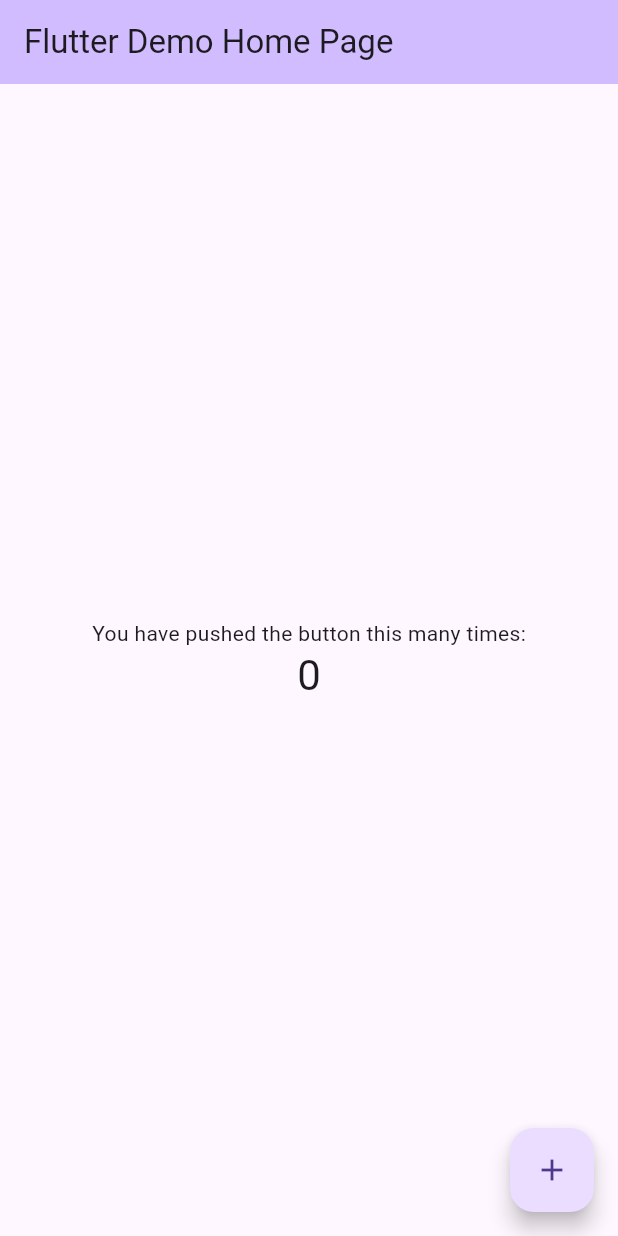
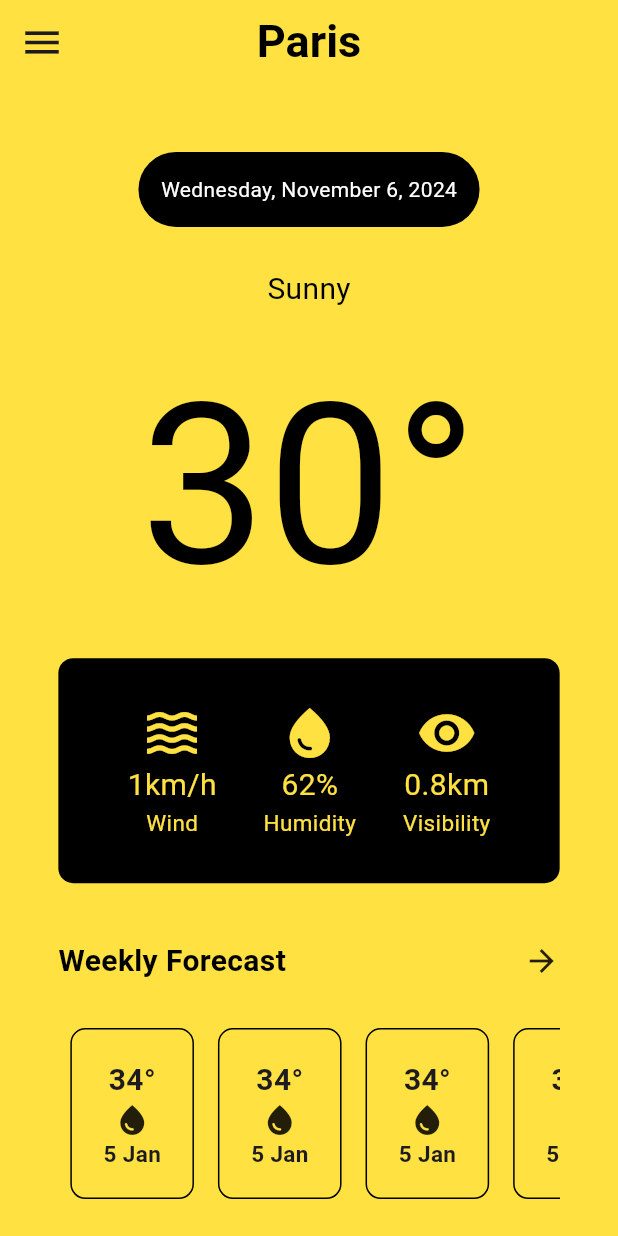
Before and after one commit to AayushPandeyy/weather_app_flutter, a Flutter app: the screen it shows after launch, on a phone screen of 412 x 824 dp. Run offline on Flutter 3.47's test engine with Material 3 defaults, Android fonts, the phone set to English and light mode, and no system bars.

Commit message:
Home Page UI created

```diff
--- /dev/null
+++ b/lib/constants/ColorsToUse.dart
@@ -0,0 +1,5 @@
+import 'package:flutter/material.dart';
+
+class ColorsToUse {
+  Color primaryYellow = const Color(0xffffe142);
+}
--- a/lib/main.dart
+++ b/lib/main.dart
@@ -1,4 +1,5 @@
 import 'package:flutter/material.dart';
+import 'package:weather_app_flutter/pages/HomePage.dart';
 
 void main() {
   runApp(const MyApp());
@@ -15,95 +16,8 @@ class MyApp extends StatelessWidget {
       theme: ThemeData(
         useMaterial3: true,
       ),
-      home: const MyHomePage(title: 'Flutter Demo Home Page'),
+      home: const HomePage(),
+      debugShowCheckedModeBanner: false,
     );
   }
 }
-
-class MyHomePage extends StatefulWidget {
-  const MyHomePage({super.key, required this.title});
-
-  // This widget is the home page of your application. It is stateful, meaning
-  // that it has a State object (defined below) that contains fields that affect
-  // how it looks.
-
-  // This class is the configuration for the state. It holds the values (in this
-  // case the title) provided by the parent (in this case the App widget) and
-  // used by the build method of the State. Fields in a Widget subclass are
-  // always marked "final".
-
-  final String title;
-
-  @override
-  State<MyHomePage> createState() => _MyHomePageState();
-}
-
-class _MyHomePageState extends State<MyHomePage> {
-  int _counter = 0;
-
-  void _incrementCounter() {
-    setState(() {
-      // This call to setState tells the Flutter framework that something has
-      // changed in this State, which causes it to rerun the build method below
-      // so that the display can reflect the updated values. If we changed
-      // _counter without calling setState(), then the build method would not be
-      // called again, and so nothing would appear to happen.
-      _counter++;
-    });
-  }
-
-  @override
-  Widget build(BuildContext context) {
-    // This method is rerun every time setState is called, for instance as done
-    // by the _incrementCounter method above.
-    //
-    // The Flutter framework has been optimized to make rerunning build methods
-    // fast, so that you can just rebuild anything that needs updating rather
-    // than having to individually change instances of widgets.
-    return Scaffold(
-      appBar: AppBar(
-        // TRY THIS: Try changing the color here to a specific color (to
-        // Colors.amber, perhaps?) and trigger a hot reload to see the AppBar
-        // change color while the other colors stay the same.
-        backgroundColor: Theme.of(context).colorScheme.inversePrimary,
-        // Here we take the value from the MyHomePage object that was created by
-        // the App.build method, and use it to set our appbar title.
-        title: Text(widget.title),
-      ),
-      body: Center(
-        // Center is a layout widget. It takes a single child and positions it
-        // in the middle of the parent.
-        child: Column(
-          // Column is also a layout widget. It takes a list of children and
-          // arranges them vertically. By default, it sizes itself to fit its
-          // children horizontally, and tries to be as tall as its parent.
-          //
-          // Column has various properties to control how it sizes itself and
-          // how it positions its children. Here we use mainAxisAlignment to
-          // center the children vertically; the main axis here is the vertical
-          // axis because Columns are vertical (the cross axis would be
-          // horizontal).
-          //
-          // TRY THIS: Invoke "debug painting" (choose the "Toggle Debug Paint"
-          // action in the IDE, or press "p" in the console), to see the
-          // wireframe for each widget.
-          mainAxisAlignment: MainAxisAlignment.center,
-          children: <Widget>[
-            const Text(
-              'You have pushed the button this many times:',
-            ),
-            Text(
-              '$_counter',
-              style: Theme.of(context).textTheme.headlineMedium,
-            ),
-          ],
-        ),
-      ),
-      floatingActionButton: FloatingActionButton(
-        onPressed: _incrementCounter,
-        tooltip: 'Increment',
-        child: const Icon(Icons.add),
-      ), // This trailing comma makes auto-formatting nicer for build methods.
-    );
-  }
-}
--- /dev/null
+++ b/lib/pages/HomePage.dart
@@ -0,0 +1,227 @@
+import 'package:flutter/material.dart';
+import 'package:intl/intl.dart';
+import 'package:weather_app_flutter/constants/ColorsToUse.dart';
+
+class HomePage extends StatefulWidget {
+  const HomePage({super.key});
+
+  @override
+  State<HomePage> createState() => _HomePageState();
+}
+
+class _HomePageState extends State<HomePage> {
+  @override
+  Widget build(BuildContext context) {
+    return SafeArea(
+      child: Scaffold(
+        backgroundColor: ColorsToUse().primaryYellow,
+        appBar: AppBar(
+          backgroundColor: Colors.transparent,
+          title: const Text(
+            "Paris",
+            style: TextStyle(
+                color: Colors.black, fontSize: 30, fontWeight: FontWeight.bold),
+          ),
+          centerTitle: true,
+          leading: IconButton(
+              onPressed: () {},
+              icon: const Icon(
+                Icons.menu,
+                size: 30,
+              )),
+        ),
+        body: Center(
+          child: SizedBox(
+            height: double.infinity,
+            width: MediaQuery.sizeOf(context).width * 0.85,
+            child: Padding(
+              padding: const EdgeInsets.all(8.0),
+              child: Column(
+                crossAxisAlignment: CrossAxisAlignment.start,
+                mainAxisAlignment: MainAxisAlignment.spaceEvenly,
+                children: [
+                  const SizedBox(
+                    height: 20,
+                  ),
+                  Center(
+                    child: Container(
+                      // height: 30,
+                      // width: MediaQuery.sizeOf(context).width * 0.4,
+                      decoration: BoxDecoration(
+                          color: Colors.black,
+                          borderRadius: BorderRadius.circular(50)),
+                      child: Padding(
+                        padding: const EdgeInsets.all(15.0),
+                        child: IntrinsicWidth(
+                          child: Center(
+                            child: Text(
+                              DateFormat.yMMMMEEEEd().format(DateTime.now()),
+                              style: const TextStyle(color: Colors.white),
+                            ),
+                          ),
+                        ),
+                      ),
+                    ),
+                  ),
+                  const SizedBox(
+                    height: 10,
+                  ),
+                  const Center(
+                    child: Text(
+                      "Sunny",
+                      style: TextStyle(color: Colors.black, fontSize: 20),
+                    ),
+                  ),
+                  const Center(
+                    child: Text(
+                      "30\u00B0",
+                      style: TextStyle(color: Colors.black, fontSize: 150),
+                    ),
+                  ),
+                  WindDetails(context),
+                  const SizedBox(
+                    height: 20,
+                  ),
+                  const Row(
+                    children: [
+                      Text("Weekly Forecast",
+                          style: TextStyle(
+                              color: Colors.black,
+                              fontSize: 20,
+                              fontWeight: FontWeight.bold)),
+                      Spacer(),
+                      Icon(Icons.arrow_forward)
+                    ],
+                  ),
+                  const SizedBox(
+                    height: 5,
+                  ),
+                  SizedBox(
+                    height: 130,
+                    child: ListView(
+                      scrollDirection: Axis.horizontal,
+                      children: [
+                        DailyForecastTile(34, "5 Jan", context),
+                        DailyForecastTile(34, "5 Jan", context),
+                        DailyForecastTile(34, "5 Jan", context),
+                        DailyForecastTile(34, "5 Jan", context),
+                        DailyForecastTile(34, "5 Jan", context),
+                        DailyForecastTile(34, "5 Jan", context),
+                      ],
+                    ),
+                  ),
+                ],
+              ),
+            ),
+          ),
+        ),
+      ),
+    );
+  }
+}
+
+Widget WindDetails(BuildContext context) {
+  return Center(
+    child: Container(
+      height: 150,
+      // width: MediaQuery.sizeOf(context).width * 0.8,
+      decoration: BoxDecoration(
+          color: Colors.black, borderRadius: BorderRadius.circular(10)),
+      child: Padding(
+        padding: const EdgeInsets.all(15.0),
+        child: Row(
+          mainAxisAlignment: MainAxisAlignment.spaceEvenly,
+          children: [
+            Column(
+              mainAxisAlignment: MainAxisAlignment.center,
+              children: [
+                Icon(
+                  Icons.waves,
+                  size: 40,
+                  color: ColorsToUse().primaryYellow,
+                ),
+                Text(
+                  "1km/h",
+                  style: TextStyle(
+                      color: ColorsToUse().primaryYellow, fontSize: 20),
+                ),
+                Text(
+                  "Wind",
+                  style: TextStyle(
+                      color: ColorsToUse().primaryYellow, fontSize: 15),
+                )
+              ],
+            ),
+            Column(
+              mainAxisAlignment: MainAxisAlignment.center,
+              children: [
+                Icon(
+                  Icons.water_drop,
+                  size: 40,
+                  color: ColorsToUse().primaryYellow,
+                ),
+                Text(
+                  "62%",
+                  style: TextStyle(
+                      color: ColorsToUse().primaryYellow, fontSize: 20),
+                ),
+                Text(
+                  "Humidity",
+                  style: TextStyle(
+                      color: ColorsToUse().primaryYellow, fontSize: 15),
+                )
+              ],
+            ),
+            Column(
+              mainAxisAlignment: MainAxisAlignment.center,
+              children: [
+                Icon(
+                  Icons.remove_red_eye,
+                  size: 40,
+                  color: ColorsToUse().primaryYellow,
+                ),
+                Text(
+                  "0.8km",
+                  style: TextStyle(
+                      color: ColorsToUse().primaryYellow, fontSize: 20),
+                ),
+                Text(
+                  "Visibility",
+                  style: TextStyle(
+                      color: ColorsToUse().primaryYellow, fontSize: 15),
+                )
+              ],
+            ),
+          ],
+        ),
+      ),
+    ),
+  );
+}
+
+Widget DailyForecastTile(int degree, String date, BuildContext context) {
+  return Padding(
+    padding: const EdgeInsets.all(8.0),
+    child: Container(
+      height: 150,
+      width: MediaQuery.sizeOf(context).width * 0.2,
+      decoration: BoxDecoration(
+          border: Border.all(color: Colors.black),
+          borderRadius: BorderRadius.circular(10)),
+      child: Column(
+        mainAxisAlignment: MainAxisAlignment.center,
+        children: [
+          Text(
+            "$degree\u00B0",
+            style: const TextStyle(fontSize: 20, fontWeight: FontWeight.bold),
+          ),
+          const Icon(Icons.water_drop),
+          Text(
+            date,
+            style: const TextStyle(fontSize: 15, fontWeight: FontWeight.bold),
+          )
+        ],
+      ),
+    ),
+  );
+}
--- a/pubspec.yaml
+++ b/pubspec.yaml
@@ -35,6 +35,7 @@ dependencies:
   # The following adds the Cupertino Icons font to your application.
   # Use with the CupertinoIcons class for iOS style icons.
   cupertino_icons: ^1.0.8
+  intl: ^0.19.0
 
 dev_dependencies:
   flutter_test:
```
Also changed, not shown: pubspec.lock.
